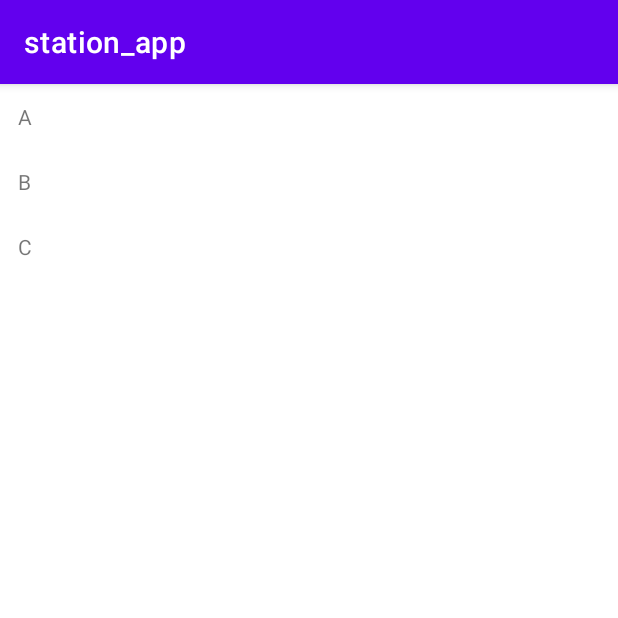
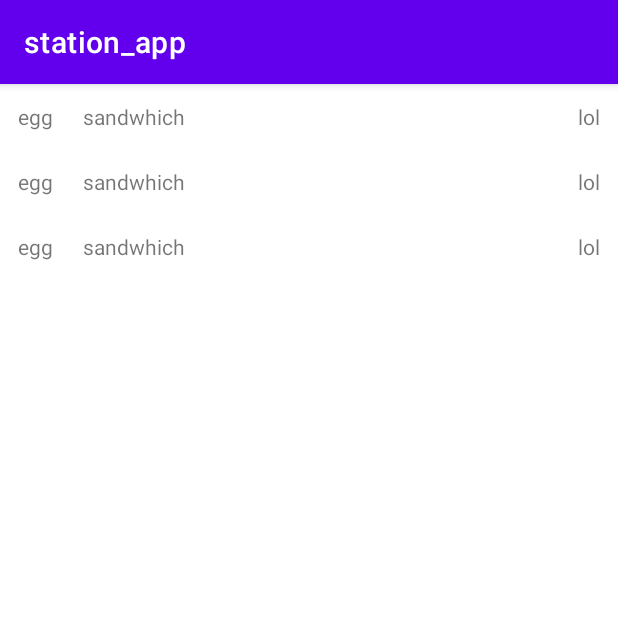
Before and after one commit to maxerling/station_app, an Android app: the screen it shows after launch (MainActivity), on a phone screen of 412 x 824 dp, the top half of it. Run offline under Robolectric (Android 15) with nearby library versions, the phone set to English and light mode, and no system bars.

Commit message:
setup station depature view

```diff
--- a/app/src/main/java/com/example/station_app/adapters/StationDepartureAdapter.kt
+++ b/app/src/main/java/com/example/station_app/adapters/StationDepartureAdapter.kt
@@ -3,7 +3,9 @@ package com.example.station_app.adapters;
 import android.view.LayoutInflater
 import android.view.View
 import android.view.ViewGroup
+import android.widget.LinearLayout
 import android.widget.TextView
+import androidx.core.view.get
 import androidx.recyclerview.widget.RecyclerView
 import com.example.station_app.R
 
@@ -15,20 +17,24 @@ class StationDepartureAdapter: RecyclerView.Adapter<StationDepartureAdapter.Stat
 
 
     class StationDepartureViewHolder(view: View) : RecyclerView.ViewHolder(view) {
-        var text : TextView = view.findViewById(R.id.text_item)
+        var departureTime : TextView = view.findViewById(R.id.departure_time)
+        var destination : TextView = view.findViewById(R.id.destination)
+        var trackNumber : TextView = view.findViewById(R.id.track_no)
 
     }
 
 
     override fun onCreateViewHolder(parent: ViewGroup, viewType: Int): StationDepartureViewHolder {
-        val layout : View = LayoutInflater.from(parent.context).inflate(R.layout.text_item_view,parent,false)
-        return StationDepartureViewHolder(layout)
+        val view : View = LayoutInflater.from(parent.context).inflate(R.layout.text_item_view,parent,false)
+        return StationDepartureViewHolder(view)
     }
 
     override fun onBindViewHolder(holder: StationDepartureViewHolder, position: Int) {
         val value = data[position]
-        holder.text.text = value.toString()
-        holder.text.setOnClickListener {  }
+        holder.departureTime.text = "egg"
+        holder.destination.text = "sandwhich"
+        holder.trackNumber.text = "lol"
+       //holder.text.setOnClickListener {  }
 
 
 
--- a/app/src/main/res/layout/activity_main.xml
+++ b/app/src/main/res/layout/activity_main.xml
@@ -1,6 +1,5 @@
 <?xml version="1.0" encoding="utf-8"?>
 <LinearLayout xmlns:android="http://schemas.android.com/apk/res/android"
-    xmlns:app="http://schemas.android.com/apk/res-auto"
     xmlns:tools="http://schemas.android.com/tools"
     android:layout_width="match_parent"
     android:layout_height="match_parent"
--- a/app/src/main/res/layout/text_item_view.xml
+++ b/app/src/main/res/layout/text_item_view.xml
@@ -1,8 +1,47 @@
 <?xml version="1.0" encoding="utf-8"?>
-<TextView xmlns:android="http://schemas.android.com/apk/res/android"
-    android:id="@+id/text_item"
+<androidx.constraintlayout.widget.ConstraintLayout xmlns:android="http://schemas.android.com/apk/res/android"
+    xmlns:tools="http://schemas.android.com/tools"
+    xmlns:app="http://schemas.android.com/apk/res-auto"
     android:layout_width="match_parent"
     android:layout_height="wrap_content"
-    android:layout_margin="4dp"
-    android:padding="8dp"
-/>
+    android:orientation="horizontal"
+    android:id="@+id/station_departure"
+    >
+
+    <TextView
+        android:id="@+id/departure_time"
+        android:layout_width="wrap_content"
+        android:layout_height="wrap_content"
+        android:layout_margin="4dp"
+        android:padding="8dp"
+        tools:text="palce"
+        app:layout_constraintStart_toStartOf="parent"
+        app:layout_constraintTop_toTopOf="parent"
+        app:layout_constraintBottom_toBottomOf="parent"/>
+
+
+    <TextView
+        android:id="@+id/destination"
+        android:layout_width="wrap_content"
+        android:layout_height="wrap_content"
+        android:layout_margin="4dp"
+        android:padding="8dp"
+        tools:text="palce"
+        app:layout_constraintStart_toEndOf="@id/departure_time"
+        app:layout_constraintTop_toTopOf="parent"
+        app:layout_constraintBottom_toBottomOf="parent"
+        />
+
+
+    <TextView
+        android:id="@+id/track_no"
+        android:layout_width="wrap_content"
+        android:layout_height="wrap_content"
+        android:layout_margin="4dp"
+        android:padding="8dp"
+        tools:text="palce"
+        app:layout_constraintEnd_toEndOf="parent"
+        app:layout_constraintTop_toTopOf="parent"
+        app:layout_constraintBottom_toBottomOf="parent"
+        />
+</androidx.constraintlayout.widget.ConstraintLayout>
```
